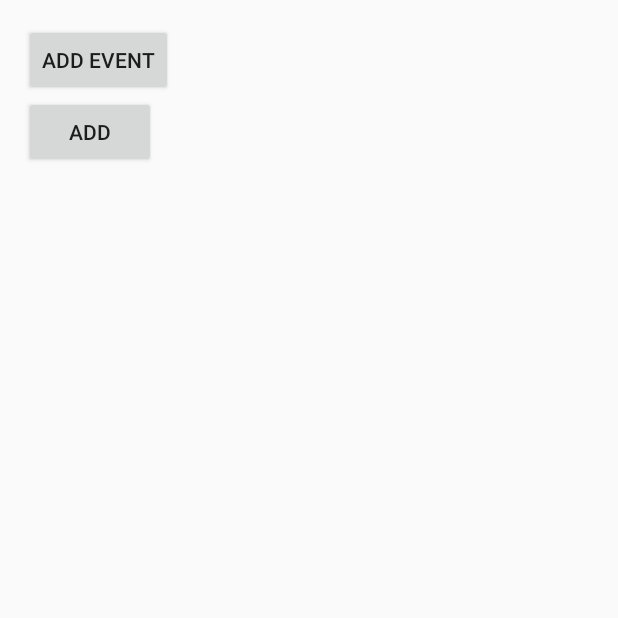
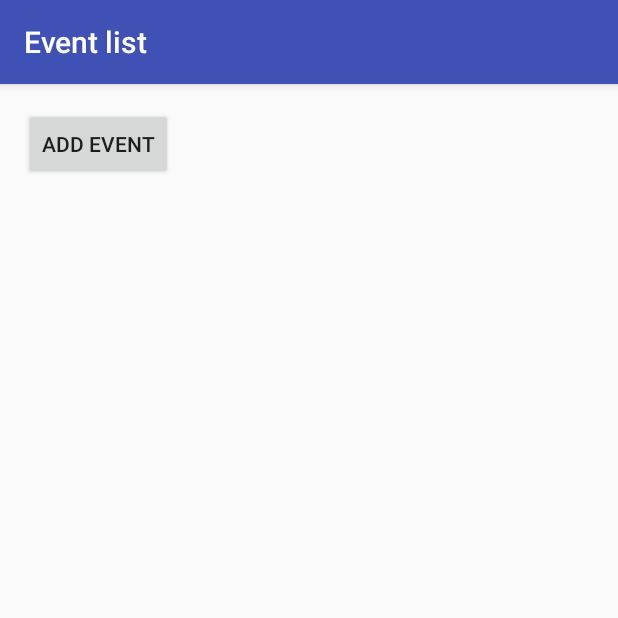
Before and after one commit to TheATeamGit/TourMate, an Android app: the screen it shows after launch (MainActivity before the commit, EventListActivity after it), after a tap on "ADD EVENT", on a phone screen of 412 x 824 dp, the top half of it. Run offline under Robolectric (Android 15) with nearby library versions, the phone set to English and light mode, and no system bars; 2 statements that could not run were skipped.

Commit message:
first commit

```diff
--- a/app/src/main/java/com/example/hasibuzzaman/tourmate/Database/DatabaseHelper.java
+++ b/app/src/main/java/com/example/hasibuzzaman/tourmate/Database/DatabaseHelper.java
@@ -43,8 +43,6 @@ public class DatabaseHelper extends SQLiteOpenHelper {
 
     @Override
     public void onUpgrade(SQLiteDatabase sqLiteDatabase, int i, int i1) {
-        sqLiteDatabase.execSQL("drop table if exist"+TABLE_PROFILE);
-        sqLiteDatabase.execSQL("drop table if exist"+TABLE_EVENT);
-        onCreate(sqLiteDatabase);
+
     }
 }
--- a/app/src/main/java/com/example/hasibuzzaman/tourmate/EventInsertActivity.java
+++ b/app/src/main/java/com/example/hasibuzzaman/tourmate/EventInsertActivity.java
@@ -10,12 +10,13 @@ import com.example.hasibuzzaman.tourmate.Model.ProfileModel;
 import android.app.Activity;
 import android.content.Intent;
 import android.os.Bundle;
+import android.support.v7.app.AppCompatActivity;
 import android.view.View;
 import android.widget.Button;
 import android.widget.EditText;
 import android.widget.Toast;
 
-public class EventInsertActivity extends Activity {
+public class EventInsertActivity extends AppCompatActivity {
 	EditText profileIDEt,nameEt,placeEt,startEt,endEt,budgetEt;
     String name,place,start,end;
     int profile_id;
--- a/app/src/main/java/com/example/hasibuzzaman/tourmate/EventListActivity.java
+++ b/app/src/main/java/com/example/hasibuzzaman/tourmate/EventListActivity.java
@@ -13,20 +13,21 @@ import com.example.hasibuzzaman.tourmate.Model.ProfileModel;
 import android.app.Activity;
 import android.content.Intent;
 import android.os.Bundle;
+import android.support.v7.app.AppCompatActivity;
 import android.view.View;
 import android.widget.AdapterView;
 import android.widget.ArrayAdapter;
 import android.widget.ListView;
 import android.widget.Toast;
 
-public class EventListActivity extends Activity {
+public class EventListActivity extends AppCompatActivity {
 	EventDBSource contactDatabaseSource;
     ListView contactListView;
     ArrayList<EventModel>contactModels;
     @Override
     protected void onCreate(Bundle savedInstanceState) {
         super.onCreate(savedInstanceState);
-        setContentView(R.layout.activity_main);
+        setContentView(R.layout.activity_event_list);
         contactDatabaseSource=new EventDBSource(this);
         contactListView= (ListView) findViewById(R.id.contactList);
         contactModels=contactDatabaseSource.getAllContact();
--- a/app/src/main/java/com/example/hasibuzzaman/tourmate/MainActivity.java
+++ b/app/src/main/java/com/example/hasibuzzaman/tourmate/MainActivity.java
@@ -11,13 +11,14 @@ import com.example.hasibuzzaman.tourmate.Model.ProfileModel;
 import android.app.Activity;
 import android.content.Intent;
 import android.os.Bundle;
+import android.support.v7.app.AppCompatActivity;
 import android.view.View;
 import android.widget.AdapterView;
 import android.widget.ArrayAdapter;
 import android.widget.ListView;
 
 
-public class MainActivity extends Activity {
+public class MainActivity extends AppCompatActivity {
     ProfileDBSource contactDatabaseSource;
     ListView contactListView;
     ArrayList<ProfileModel>contactModels;
--- a/app/src/main/java/com/example/hasibuzzaman/tourmate/ProfileInsertActivity.java
+++ b/app/src/main/java/com/example/hasibuzzaman/tourmate/ProfileInsertActivity.java
@@ -1,10 +1,9 @@
 package com.example.hasibuzzaman.tourmate;
 
 
-import com.example.hasibuzzaman.tourmate.Model.EventModel;
-import com.example.hasibuzzaman.tourmate.Database.EventDBSource;
+
 import com.example.hasibuzzaman.tourmate.Database.ProfileDBSource;
-import com.example.hasibuzzaman.tourmate.Model.EventModel;
+
 import com.example.hasibuzzaman.tourmate.Model.ProfileModel;
 
 import android.app.Activity;
--- a/app/src/main/res/layout/activity_event_list.xml
+++ b/app/src/main/res/layout/activity_event_list.xml
@@ -19,6 +19,6 @@
         android:id="@+id/eventList"
         android:layout_width="match_parent"
         android:layout_height="match_parent"
-        android:layout_below="@id/buttonAddEvent"></ListView>
+        android:layout_below="@id/buttonAddEvent"/>
 
 </RelativeLayout>
--- a/app/src/main/res/layout/activity_main.xml
+++ b/app/src/main/res/layout/activity_main.xml
@@ -20,14 +20,15 @@
         android:layout_width="wrap_content"
         android:layout_below="@id/evButton"
         android:id="@+id/buttonAdd"
+        android:text="Add"
         android:onClick="insert"
-        android:text="Add"/>
+        />
 
     <ListView
         android:id="@+id/contactList"
         android:layout_width="match_parent"
         android:layout_height="match_parent"
-        android:layout_below="@id/buttonAdd"></ListView>
+        android:layout_below="@id/buttonAdd"/>
 
 
 </RelativeLayout>
--- a/app/src/main/res/values/strings.xml
+++ b/app/src/main/res/values/strings.xml
@@ -1,3 +1,7 @@
 <resources>
     <string name="app_name">TourMate</string>
+    <string name="title_activity_contact_insert">Contact Insert</string>
+    <string name="title_activity_single_details">single details</string>
+    <string name="title_activity_event_insert">Event Insert</string>
+    <string name="title_activity_event_list">Event list</string>
 </resources>
```
Also changed, not shown: app/src/main/AndroidManifest.xml (+14 -0 lines).
